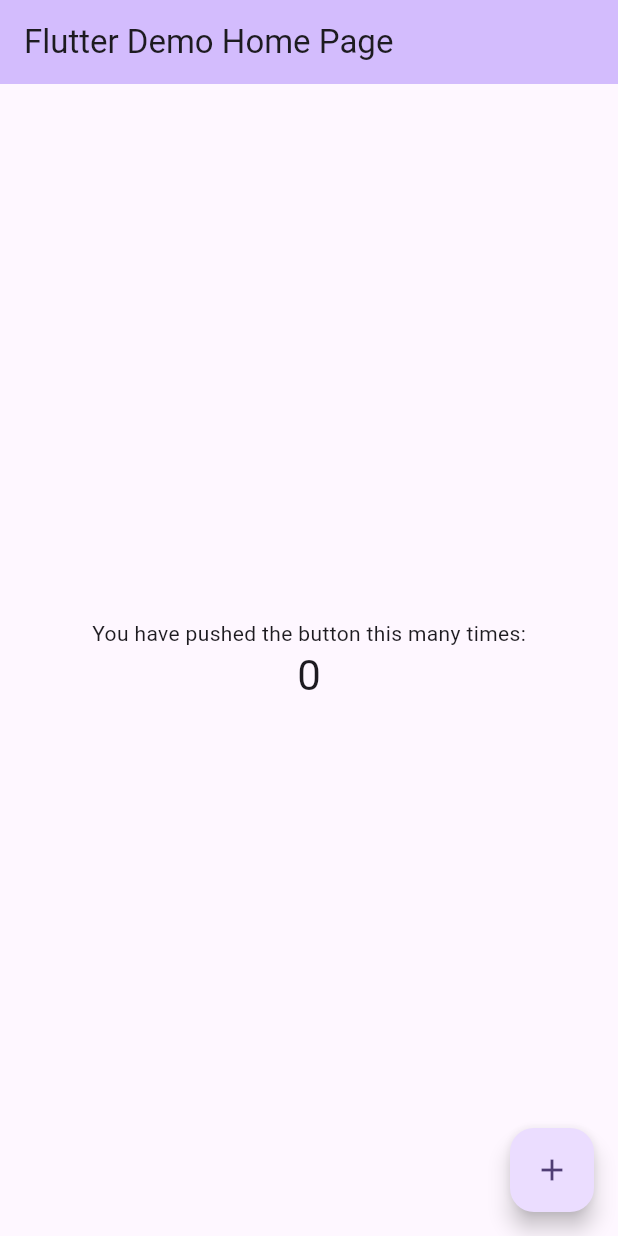
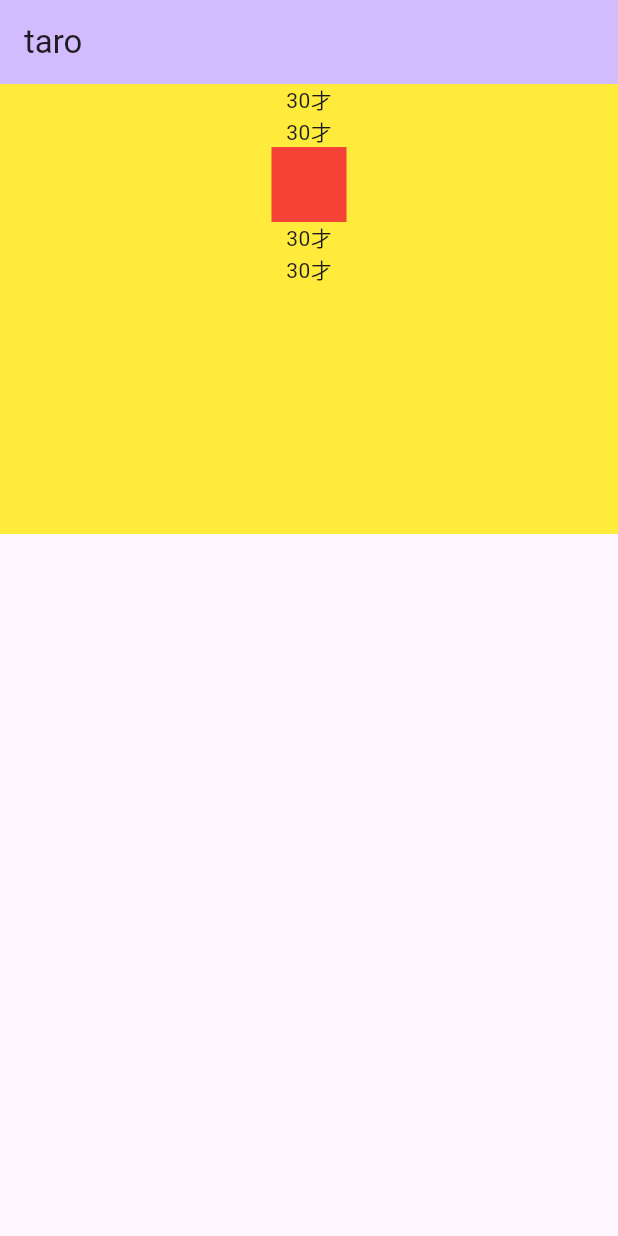
Before and after one commit to tomo-o30/several-flutter-app, a Flutter app: the screen it shows after launch, on a phone screen of 412 x 824 dp. Run offline on Flutter 3.47's test engine with Material 2 defaults, Android fonts, the light colour scheme and no system bars.

Commit message:
fix: Flutter超入門2022】①基本的なWidgetの使い方【Flutter3.0】

```diff
--- a/lib/main.dart
+++ b/lib/main.dart
@@ -7,27 +7,11 @@
 class MyApp extends StatelessWidget {
   const MyApp({super.key});
 
-  // This widget is the root of your application.
   @override
   Widget build(BuildContext context) {
     return MaterialApp(
       title: 'Flutter Demo',
       theme: ThemeData(
-        // This is the theme of your application.
-        //
-        // TRY THIS: Try running your application with "flutter run". You'll see
-        // the application has a blue toolbar. Then, without quitting the app,
-        // try changing the seedColor in the colorScheme below to Colors.green
-        // and then invoke "hot reload" (save your changes or press the "hot
-        // reload" button in a Flutter-supported IDE, or press "r" if you used
-        // the command line to start the app).
-        //
-        // Notice that the counter didn't reset back to zero; the application
-        // state is not lost during the reload. To reset the state, use hot
-        // restart instead.
-        //
-        // This works for code too, not just values: Most code changes can be
-        // tested with just a hot reload.
         colorScheme: ColorScheme.fromSeed(seedColor: Colors.deepPurple),
         useMaterial3: true,
       ),
@@ -38,16 +22,6 @@
 
 class MyHomePage extends StatefulWidget {
   const MyHomePage({super.key, required this.title});
-
-  // This widget is the home page of your application. It is stateful, meaning
-  // that it has a State object (defined below) that contains fields that affect
-  // how it looks.
-
-  // This class is the configuration for the state. It holds the values (in this
-  // case the title) provided by the parent (in this case the App widget) and
-  // used by the build method of the State. Fields in a Widget subclass are
-  // always marked "final".
-
   final String title;
 
   @override
@@ -59,67 +33,35 @@
 
   void _incrementCounter() {
     setState(() {
-      // This call to setState tells the Flutter framework that something has
-      // changed in this State, which causes it to rerun the build method below
-      // so that the display can reflect the updated values. If we changed
-      // _counter without calling setState(), then the build method would not be
-      // called again, and so nothing would appear to happen.
       _counter++;
     });
   }
 
   @override
   Widget build(BuildContext context) {
-    // This method is rerun every time setState is called, for instance as done
-    // by the _incrementCounter method above.
-    //
-    // The Flutter framework has been optimized to make rerunning build methods
-    // fast, so that you can just rebuild anything that needs updating rather
-    // than having to individually change instances of widgets.
     return Scaffold(
       appBar: AppBar(
-        // TRY THIS: Try changing the color here to a specific color (to
-        // Colors.amber, perhaps?) and trigger a hot reload to see the AppBar
-        // change color while the other colors stay the same.
         backgroundColor: Theme.of(context).colorScheme.inversePrimary,
-        // Here we take the value from the MyHomePage object that was created by
-        // the App.build method, and use it to set our appbar title.
-        title: Text(widget.title),
+        title: const Text("taro"),
       ),
-      body: Center(
-        // Center is a layout widget. It takes a single child and positions it
-        // in the middle of the parent.
+      body: Container(
+        color: Colors.yellow,
+        width: double.infinity,
+        height: 300,
         child: Column(
-          // Column is also a layout widget. It takes a list of children and
-          // arranges them vertically. By default, it sizes itself to fit its
-          // children horizontally, and tries to be as tall as its parent.
-          //
-          // Column has various properties to control how it sizes itself and
-          // how it positions its children. Here we use mainAxisAlignment to
-          // center the children vertically; the main axis here is the vertical
-          // axis because Columns are vertical (the cross axis would be
-          // horizontal).
-          //
-          // TRY THIS: Invoke "debug painting" (choose the "Toggle Debug Paint"
-          // action in the IDE, or press "p" in the console), to see the
-          // wireframe for each widget.
-          mainAxisAlignment: MainAxisAlignment.center,
-          children: <Widget>[
-            const Text(
-              'You have pushed the button this many times:',
+          children: [
+            const Text("30才"),
+            const Text("30才"),
+            Container(
+              width: 50,
+              height: 50,
+              color: Colors.red,
             ),
-            Text(
-              '$_counter',
-              style: Theme.of(context).textTheme.headlineMedium,
-            ),
+            const Text("30才"),
+            const Text("30才"),
           ],
         ),
       ),
-      floatingActionButton: FloatingActionButton(
-        onPressed: _incrementCounter,
-        tooltip: 'Increment',
-        child: const Icon(Icons.add),
-      ), // This trailing comma makes auto-formatting nicer for build methods.
     );
   }
 }
```
